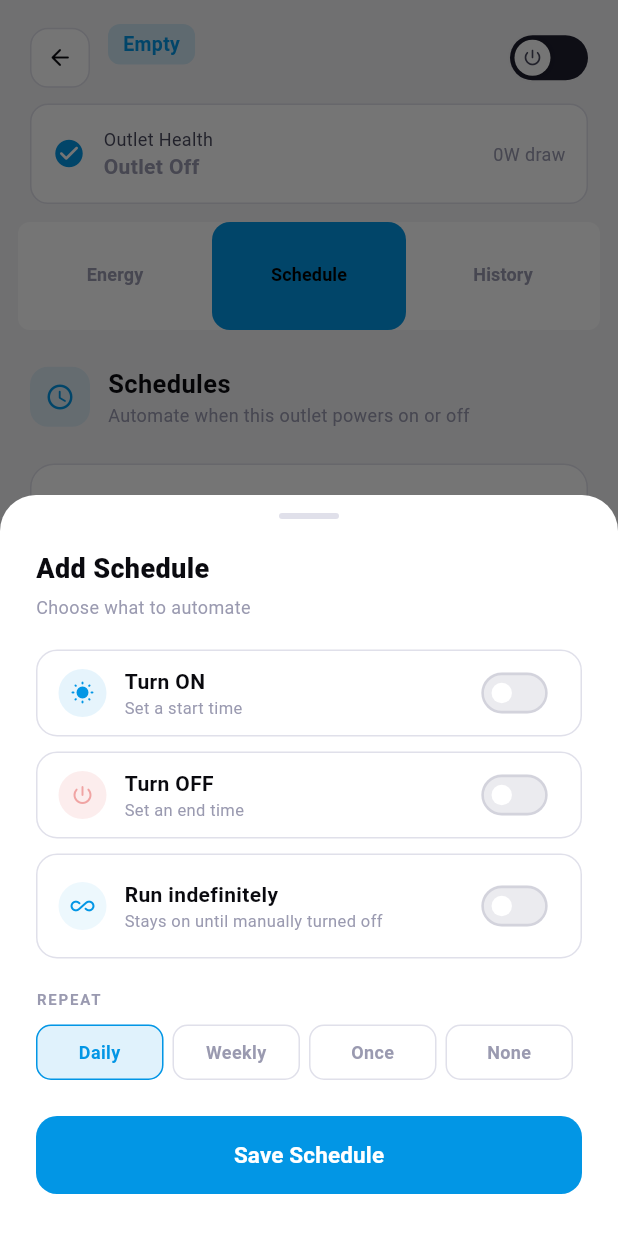
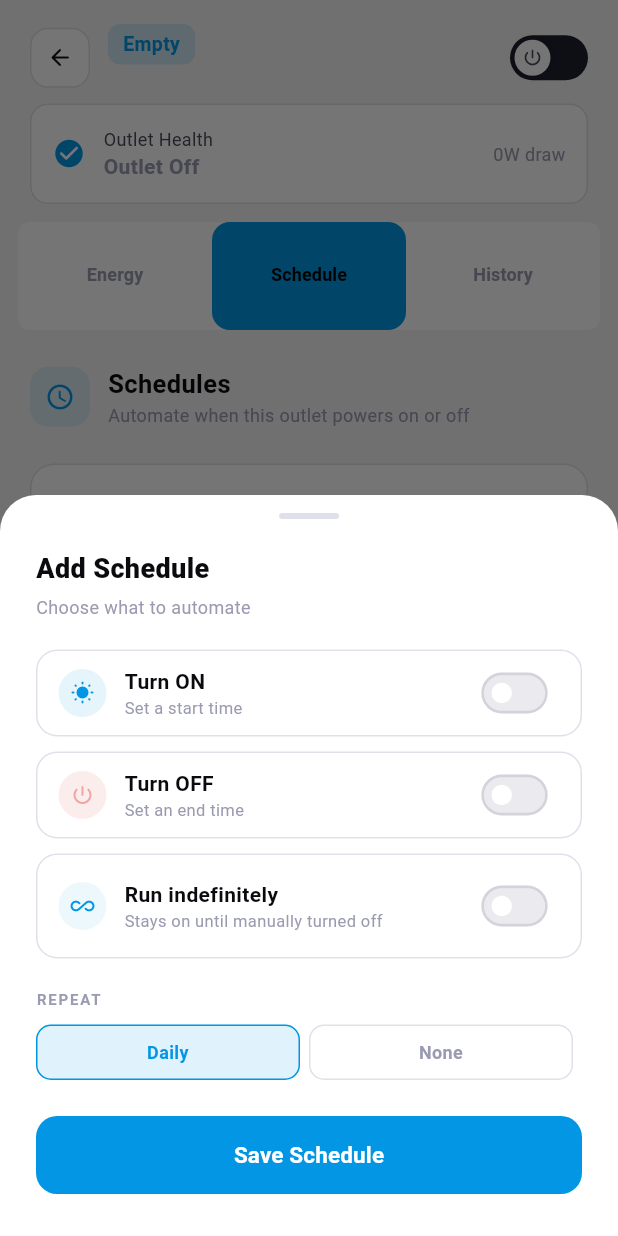
Before and after one commit to tunukilly1/smart_outlet, a Flutter app: the OutletScreen screen opened directly with empty values, tab 2 chosen, after a tap on "Add New Schedule", on a phone screen of 412 x 824 dp. Run offline on Flutter 3.47's test engine with Material 3 defaults, Android fonts, the phone set to English and light mode, and no system bars; our stand-ins replace dio, flutter_secure_storage, image_picker, shared_preferences; accounts and stored records are empty; network calls fail.

Commit message:
fix schedule

```diff
--- a/lib/screens/outlet.dart
+++ b/lib/screens/outlet.dart
@@ -1049,9 +1049,7 @@ class _OutletScreenState extends State<OutletScreen>
                   Row(
                     children: [
                       {'label': 'Daily', 'value': 'daily'},
-                      {'label': 'Weekly', 'value': 'weekly'},
-                      {'label': 'Once', 'value': 'once'},
-                      {'label': 'None', 'value': ''},
+                      {'label': 'None', 'value': 'none'},
                     ].map((opt) {
                       final selected = repeatPattern == opt['value'];
                       return Expanded(
```
